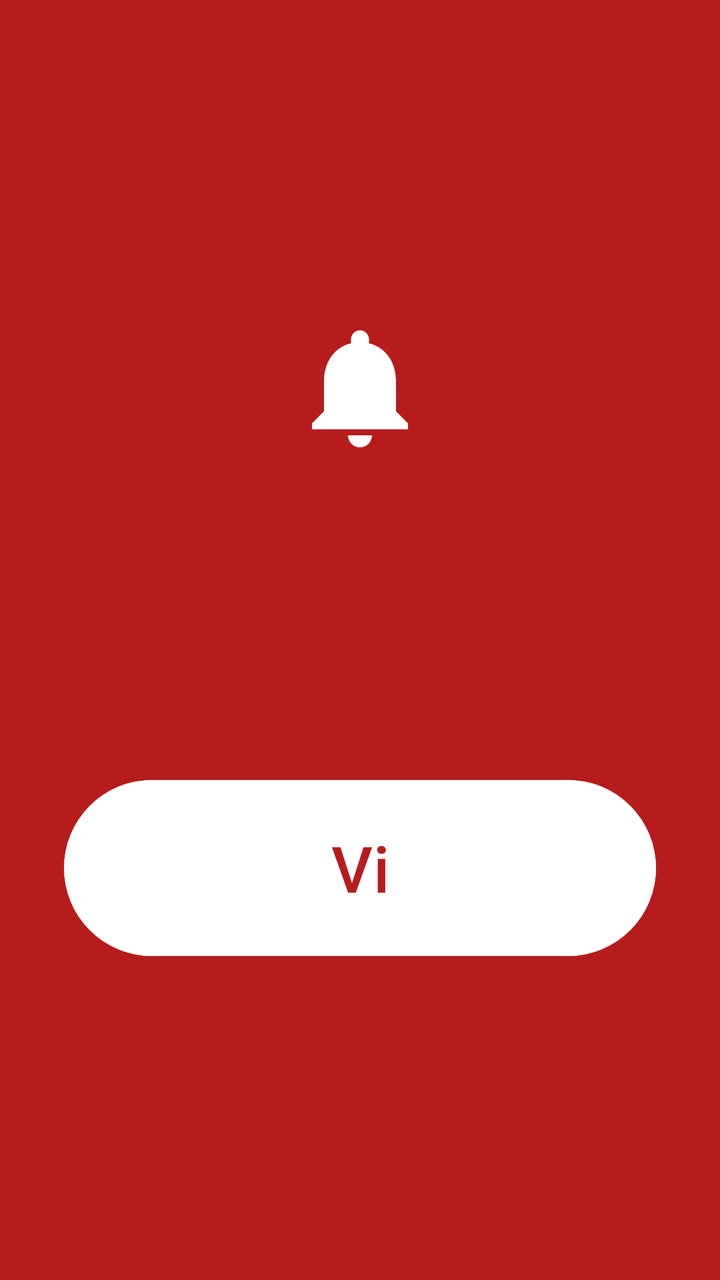
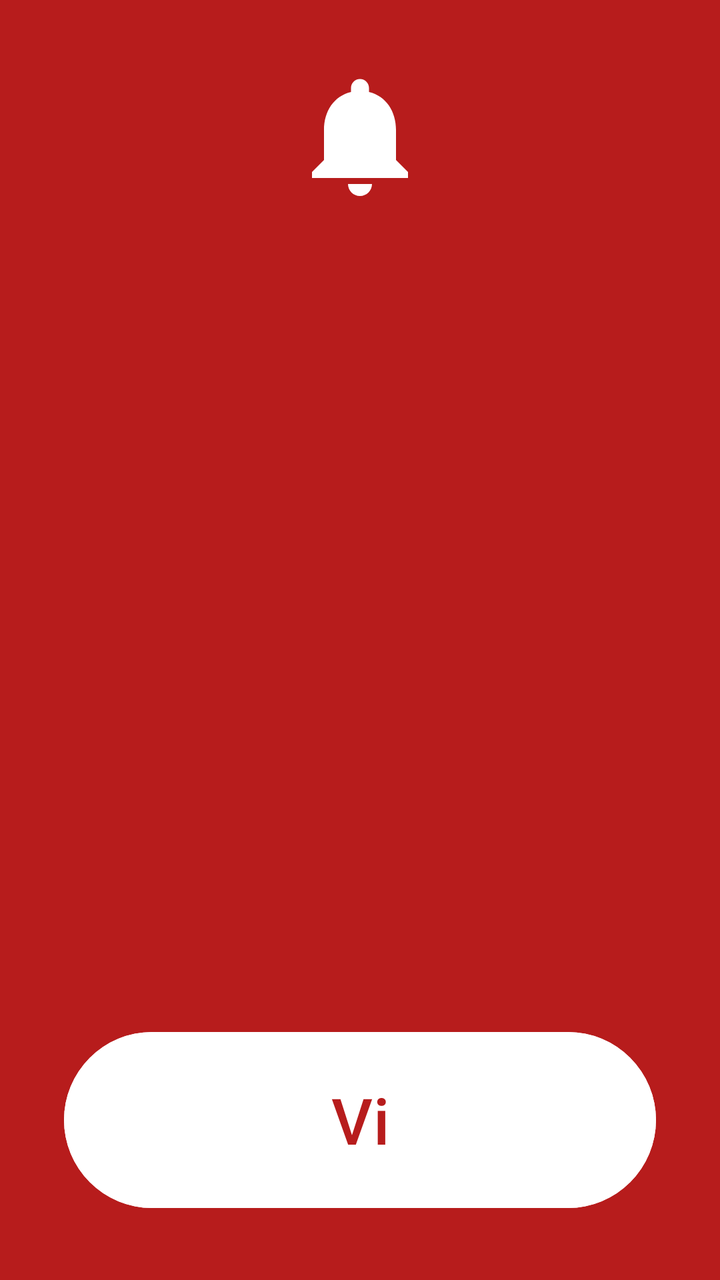

An Android layout rendered at two revisions. The XML below is the earlier revision; the diff shows what the commit changed to produce the second picture.
<!-- AndroidManifest.xml: application theme Theme.AlertaPlantao -->
<!-- res/layout/activity_alarme.xml -->
<?xml version="1.0" encoding="utf-8"?>
<LinearLayout xmlns:android="http://schemas.android.com/apk/res/android"
    android:layout_width="match_parent"
    android:layout_height="match_parent"
    android:background="@color/alarme_fundo"
    android:gravity="center"
    android:orientation="vertical"
    android:padding="32dp">

    <ImageView
        android:layout_width="72dp"
        android:layout_height="72dp"
        android:importantForAccessibility="no"
        android:src="@drawable/ic_sino"
        app:tint="@color/alarme_texto"
        xmlns:app="http://schemas.android.com/apk/res-auto" />

    <TextView
        android:id="@+id/alarme_titulo"
        android:layout_width="match_parent"
        android:layout_height="wrap_content"
        android:layout_marginTop="24dp"
        android:gravity="center"
        android:textColor="@color/alarme_texto"
        android:textSize="32sp"
        android:textStyle="bold" />

    <TextView
        android:id="@+id/alarme_texto"
        android:layout_width="match_parent"
        android:layout_height="wrap_content"
        android:layout_marginTop="12dp"
        android:gravity="center"
        android:textColor="@color/alarme_texto"
        android:textSize="22sp" />

    <Button
        android:id="@+id/botao_vi"
        android:layout_width="match_parent"
        android:layout_height="96dp"
        android:layout_marginTop="48dp"
        android:backgroundTint="@color/alarme_texto"
        android:text="@string/vi"
        android:textColor="@color/alarme_fundo"
        android:textSize="32sp" />
</LinearLayout>
<!-- resources referenced by this layout -->
<resources>
  <color name="alarme_fundo">#B71C1C</color>
  <color name="alarme_texto">#FFFFFF</color>
  <!-- drawable ic_sino (drawable) -->
  <?xml version="1.0" encoding="utf-8"?>
  <vector xmlns:android="http://schemas.android.com/apk/res/android"
      android:width="24dp"
      android:height="24dp"
      android:viewportWidth="24"
      android:viewportHeight="24">
      <path
          android:fillColor="#FFFFFFFF"
          android:pathData="M12,22c1.1,0 2,-0.9 2,-2h-4c0,1.1 0.89,2 2,2zM18,16v-5c0,-3.07 -1.64,-5.64 -4.5,-6.32V4c0,-0.83 -0.67,-1.5 -1.5,-1.5s-1.5,0.67 -1.5,1.5v0.68C7.63,5.36 6,7.92 6,11v5l-2,2v1h16v-1l-2,-2z" />
  </vector>
  <string name="vi">Vi</string>
  <style name="Theme.AlertaPlantao" parent="Theme.Material3.DayNight.NoActionBar">
          <item name="colorPrimary">@color/verde_escuro</item>
          <item name="android:statusBarColor">@android:color/transparent</item>
      </style>
  <color name="verde_escuro">#128C7E</color>
</resources>

<!-- the commit's change to res/layout/activity_alarme.xml (unified diff, before → after) -->
@@ -25,14 +25,21 @@
         android:textSize="32sp"
         android:textStyle="bold" />
 
-    <TextView
-        android:id="@+id/alarme_texto"
+    <ScrollView
         android:layout_width="match_parent"
-        android:layout_height="wrap_content"
+        android:layout_height="0dp"
         android:layout_marginTop="12dp"
-        android:gravity="center"
-        android:textColor="@color/alarme_texto"
-        android:textSize="22sp" />
+        android:layout_weight="1"
+        android:fillViewport="false">
+
+        <TextView
+            android:id="@+id/alarme_texto"
+            android:layout_width="match_parent"
+            android:layout_height="wrap_content"
+            android:gravity="center"
+            android:textColor="@color/alarme_texto"
+            android:textSize="22sp" />
+    </ScrollView>
 
     <Button
         android:id="@+id/botao_vi"
